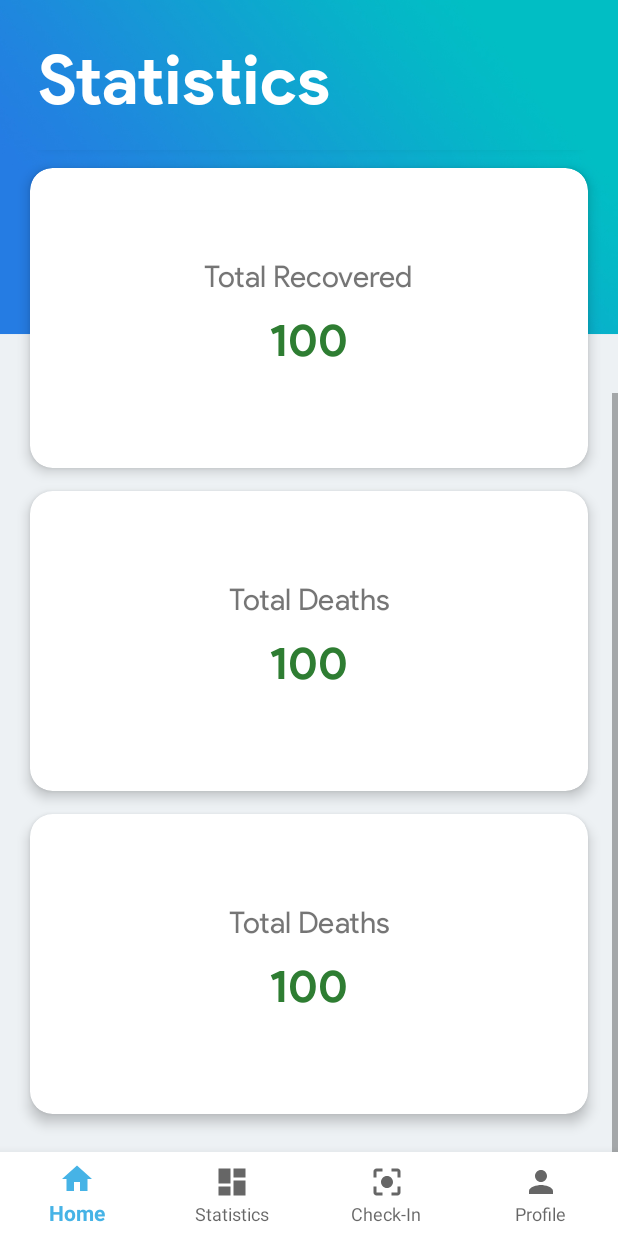
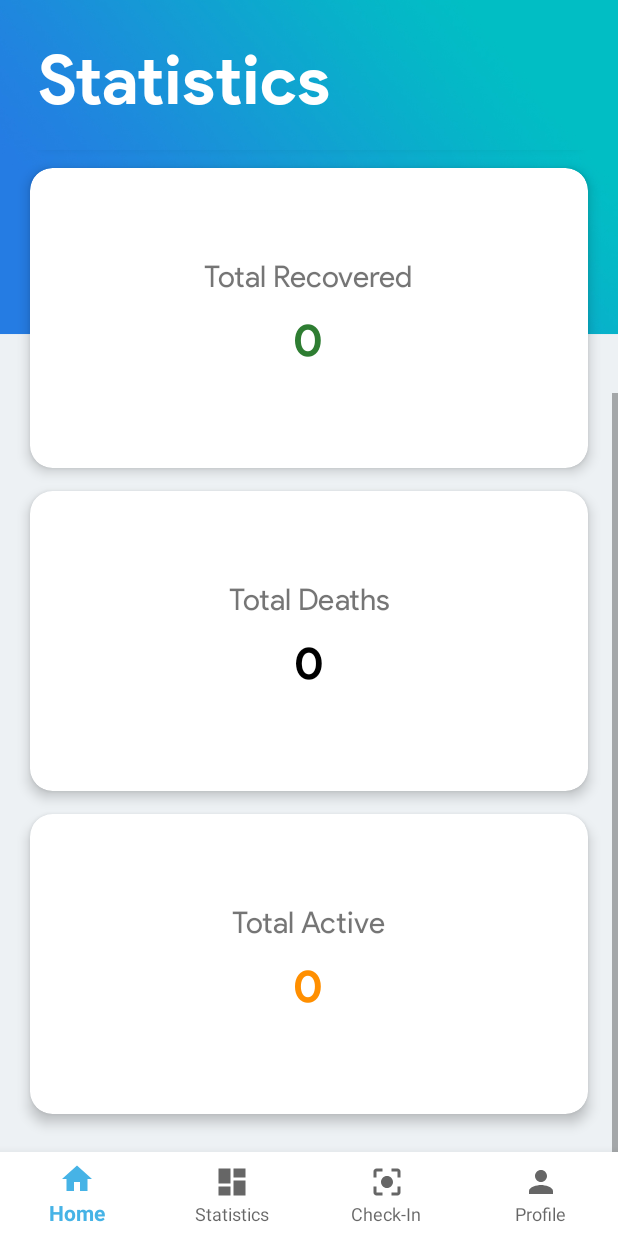
Before and after one commit to jonathanlee06/WellSafe, an Android app: the StatsFragment screen opened through its navigation route, scrolled down 213 dp, on a phone screen of 412 x 824 dp. Run offline under Robolectric (Android 15) with nearby library versions, the phone set to English and light mode, and no system bars; our stand-ins replace Firebase (no records; nobody signed in at launch, a user with empty details on screens opened directly), Volley, navigation-ui; network calls fail.

Commit message:
Added real-time stats to Stats page

```diff
--- a/app/src/main/java/com/example/wellsafe/HomeActivity.java
+++ b/app/src/main/java/com/example/wellsafe/HomeActivity.java
@@ -100,7 +100,7 @@ public class HomeActivity extends AppCompatActivity {
                             malaysiaData = response.getJSONObject("data");
                             //totalCases = (TextView) getActivity().findViewById(R.id.totalCases);
                             String country = malaysiaData.getString("location");
-                            StatsFragment.confirmed = malaysiaData.getInt("confirmed");
+                            //StatsFragment.confirmed = malaysiaData.getInt("confirmed");
                             //Log.e("location response", malaysiaData.getString("data"));
                             //totalCases.setText(String.valueOf(confirmed));
                             //confirmedNum = data.getInt("deaths");
--- a/app/src/main/java/com/example/wellsafe/SplashActivity.java
+++ b/app/src/main/java/com/example/wellsafe/SplashActivity.java
@@ -14,6 +14,7 @@ import com.android.volley.VolleyError;
 import com.android.volley.toolbox.JsonObjectRequest;
 import com.android.volley.toolbox.Volley;
 import com.example.wellsafe.ui.home.HomeFragment;
+import com.example.wellsafe.ui.stats.StatsFragment;
 import com.google.firebase.auth.FirebaseAuth;
 import com.google.firebase.auth.FirebaseUser;
 import com.google.firebase.database.DatabaseReference;
@@ -120,11 +121,12 @@ public class SplashActivity extends AppCompatActivity {
                             String country = malaysiaData.getString("location");
                             HomeFragment.confirmed = malaysiaData.getInt("confirmed");
                             HomeFragment.recovered = malaysiaData.getInt("recovered");
+                            StatsFragment.confirmed = malaysiaData.getInt("confirmed");
+                            StatsFragment.recovered = malaysiaData.getInt("recovered");
+                            StatsFragment.deaths = malaysiaData.getInt("deaths");
+                            StatsFragment.active = malaysiaData.getInt("active");
+
                             //Log.e("location response", malaysiaData.getString("data"));
-                            //totalCases.setText(String.valueOf(confirmed));
-                            //confirmedNum = data.getInt("deaths");
-                            //String country = data.getString("location");
-                            //Log.e("API Response 2", country);
 
                         } catch (JSONException e) {
                             e.printStackTrace();
--- a/app/src/main/java/com/example/wellsafe/ui/stats/StatsFragment.java
+++ b/app/src/main/java/com/example/wellsafe/ui/stats/StatsFragment.java
@@ -16,14 +16,26 @@ public class StatsFragment extends Fragment {
 
     View view;
     TextView totalCases;
+    TextView totalRecovered;
+    TextView totalDeaths;
+    TextView totalActive;
     public static int confirmed;
+    public static int recovered;
+    public static int deaths;
+    public static int active;
 
     @Nullable
     @Override
     public View onCreateView(@NonNull LayoutInflater inflater, @Nullable ViewGroup container, @Nullable Bundle savedInstanceState) {
         view = inflater.inflate(R.layout.fragment_stats, container, false);
-        //totalCases = (TextView) view.findViewById(R.id.totalCases);
-        //totalCases.setText(String.valueOf(confirmed));
+        totalCases = (TextView) view.findViewById(R.id.malaysiaTotalCase);
+        totalRecovered = (TextView) view.findViewById(R.id.malaysiaTotalRecovered);
+        totalDeaths = (TextView) view.findViewById(R.id.malaysiaTotalDeaths);
+        totalActive = (TextView) view.findViewById(R.id.malaysiaTotalActive);
+        totalCases.setText(String.valueOf(confirmed));
+        totalRecovered.setText(String.valueOf(recovered));
+        totalDeaths.setText(String.valueOf(deaths));
+        totalActive.setText(String.valueOf(active));
         return view;
     }
 }
--- a/app/src/main/res/layout/fragment_stats.xml
+++ b/app/src/main/res/layout/fragment_stats.xml
@@ -72,7 +72,7 @@
                         android:textSize="20dp" />
 
                     <TextView
-                        android:id="@+id/statsTotalCases"
+                        android:id="@+id/malaysiaTotalCase"
                         android:layout_width="match_parent"
                         android:layout_height="50dp"
                         android:layout_marginTop="10dp"
@@ -121,7 +121,7 @@
                         android:textSize="20dp" />
 
                     <TextView
-                        android:id="@+id/statsTotalRecoveries"
+                        android:id="@+id/malaysiaTotalRecovered"
                         android:layout_width="wrap_content"
                         android:layout_height="50dp"
                         android:layout_marginTop="10dp"
@@ -170,14 +170,14 @@
                         android:textSize="20dp" />
 
                     <TextView
-                        android:id="@+id/statsTotalDeaths"
+                        android:id="@+id/malaysiaTotalDeaths"
                         android:layout_width="wrap_content"
                         android:layout_height="50dp"
                         android:layout_marginTop="10dp"
                         android:gravity="center"
                         android:fontFamily="@font/product_sans_bold"
                         android:textAlignment="center"
-                        android:textColor="#2E7D32"
+                        android:textColor="#000000"
                         android:text="100"
                         android:textSize="30dp" />
                 </LinearLayout>
@@ -215,18 +215,18 @@
                         android:layout_height="20dp"
                         android:fontFamily="@font/product_sans_regular"
                         android:textAlignment="center"
-                        android:text="Total Deaths"
+                        android:text="Total Active"
                         android:textSize="20dp" />
 
                     <TextView
-                        android:id="@+id/statsTotalActive"
+                        android:id="@+id/malaysiaTotalActive"
                         android:layout_width="wrap_content"
                         android:layout_height="50dp"
                         android:layout_marginTop="10dp"
                         android:gravity="center"
                         android:fontFamily="@font/product_sans_bold"
                         android:textAlignment="center"
-                        android:textColor="#2E7D32"
+                        android:textColor="#FF8F00"
                         android:text="100"
                         android:textSize="30dp" />
                 </LinearLayout>
```
